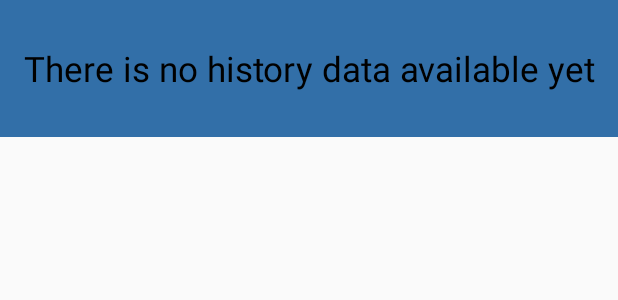
After one commit to Ruochen-Wang/UMD_CMSC434_APAC, an Android app: the layout popup_history.xml on its own in the app's theme, with its tools: preview values and no code run, on a phone screen of 412 x 824 dp. The commit adds this screen. Shown: the top 300 px of the screen. Run offline under Robolectric (Android 15) with nearby library versions, the phone set to English and light mode, and no system bars.

Commit message:
added popup -Jordan

```diff
--- a/app/src/main/res/layout/activity_primary_task24.xml
+++ b/app/src/main/res/layout/activity_primary_task24.xml
@@ -89,8 +89,8 @@
 
     <Button
         android:id="@+id/alarm2night"
-        android:layout_width="168dp"
-        android:layout_height="70dp"
+        android:layout_width="179dp"
+        android:layout_height="74dp"
         android:layout_marginStart="20dp"
         android:layout_marginLeft="20dp"
         android:layout_marginBottom="38dp"
--- /dev/null
+++ b/app/src/main/res/layout/popup_history.xml
@@ -0,0 +1,24 @@
+<?xml version="1.0" encoding="utf-8"?>
+<androidx.constraintlayout.widget.ConstraintLayout xmlns:android="http://schemas.android.com/apk/res/android"
+    xmlns:app="http://schemas.android.com/apk/res-auto"
+    android:id="@+id/relativeLayout"
+    android:layout_width="match_parent"
+    android:layout_height="wrap_content"
+    android:background="#326fa8">
+
+    <TextView
+        android:id="@+id/textView5"
+        android:layout_width="wrap_content"
+        android:layout_height="wrap_content"
+        android:layout_centerInParent="true"
+        android:layout_centerHorizontal="true"
+        android:layout_margin="30dp"
+        android:text="There is no history data available yet"
+        android:textSize="23sp"
+        android:textColor="#000"
+        app:layout_constraintBottom_toBottomOf="parent"
+        app:layout_constraintLeft_toLeftOf="parent"
+        app:layout_constraintRight_toRightOf="parent"
+        app:layout_constraintTop_toTopOf="parent" />
+
+</androidx.constraintlayout.widget.ConstraintLayout>
```
Also changed, not shown: app/src/main/java/com/example/cmsc434_ga06/SecondTask.java (+24 -0 lines), app/src/main/res/layout/activity_secondary_task.xml (+40 -23 lines), 146 other files.
